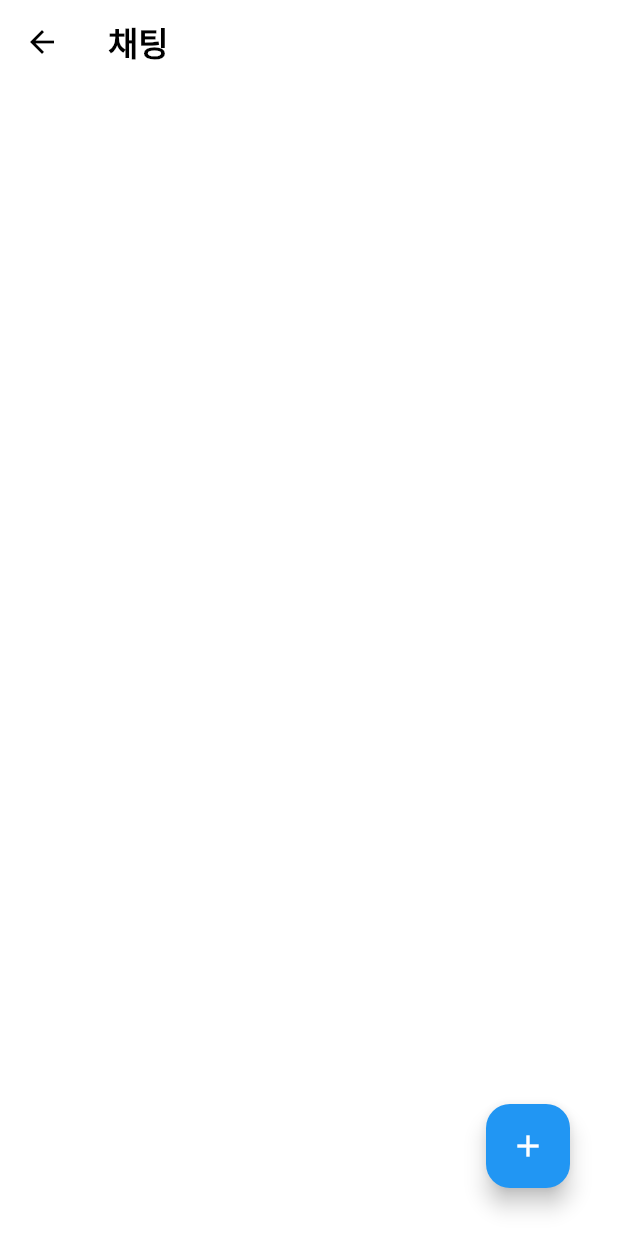
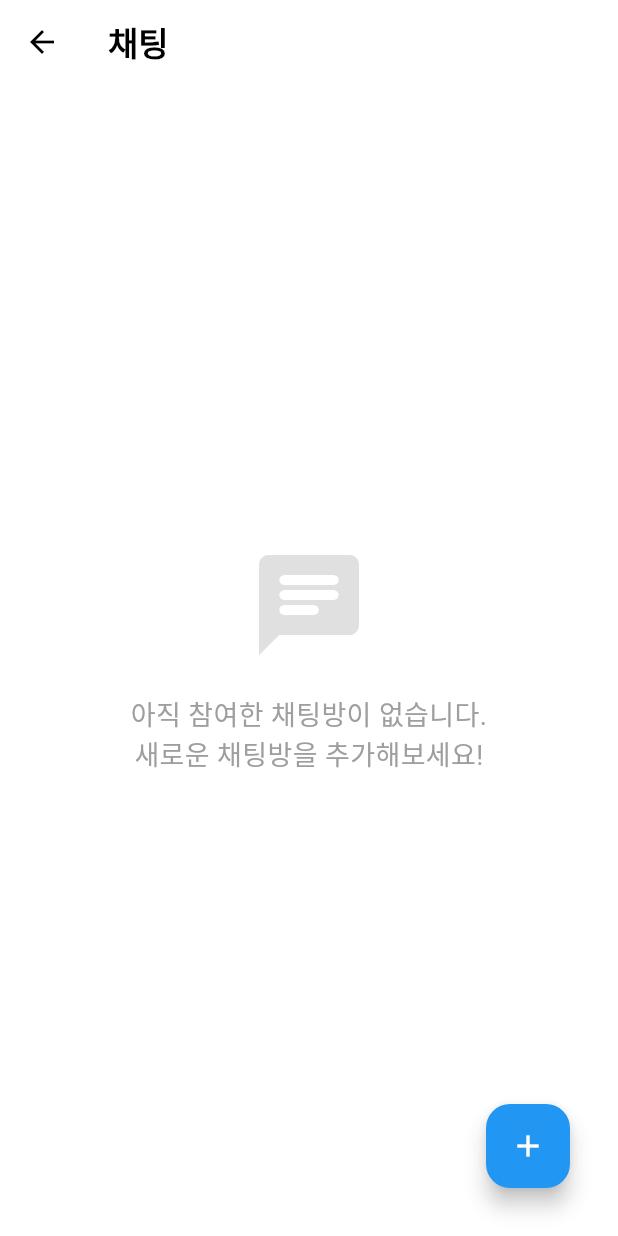
Before and after one commit to CSID-DGU/2024-02-CSC4004-3-1-FirstTeam, a Flutter app: the ChatRoomList screen opened directly, on a phone screen of 412 x 824 dp. Run offline on Flutter 3.47's test engine with Material 3 defaults, Android fonts, the phone set to English and light mode, and no system bars; our stand-ins replace cloud_firestore, firebase_auth, firebase_core; missing offline and left inert: omni_datetime_picker; accounts and stored records are empty.

Commit message:
feat: 참여한 채탱방이 없을 경우, 안내 배경 출력

```diff
--- a/schedscope/lib/pages/chat/chat_room_list.dart
+++ b/schedscope/lib/pages/chat/chat_room_list.dart
@@ -215,12 +215,35 @@ class _ChatRoomListState extends State<ChatRoomList> with RouteAware {
       body: Container(
         color: const Color(0xffffffff), // 배경색 변경
         padding: const EdgeInsets.all(10),
-        child: ListView.builder(
+        child: chatRooms.isEmpty
+            ? Center(
+                child: Column(
+                  mainAxisAlignment: MainAxisAlignment.center,
+                  children: [
+                    Icon(
+                      Icons.chat_rounded,
+                      size: 80,
+                      color: Colors.grey[300],
+                    ),
+                    const SizedBox(height: 20),
+                    const Text(
+                      '아직 참여한 채팅방이 없습니다.\n새로운 채팅방을 추가해보세요!',
+                      textAlign: TextAlign.center,
+                      style: TextStyle(
+                        fontSize: 18,
+                        color: Colors.grey,
+                      ),
+                    ),
+                  ],
+                ),
+              )
+            : ListView.builder(
                 itemCount: chatRooms.length,
                 itemBuilder: (context, index) {
                   final chatRoom = chatRooms[index];
                   return Container(
-              margin: const EdgeInsets.symmetric(vertical: 5), // 위아래 간격 추가
+                    margin:
+                        const EdgeInsets.symmetric(vertical: 5), // 위아래 간격 추가
                     child: ListTile(
                       contentPadding: const EdgeInsets.symmetric(
                           vertical: 10, horizontal: 15), // 패딩 추가
@@ -249,7 +272,8 @@ class _ChatRoomListState extends State<ChatRoomList> with RouteAware {
                           const SizedBox(width: 4), // 아이콘과 텍스트 사이의 간격
                           Text(
                             '${chatRoom['participants']}명', // 참여자 수를 오른쪽에 표시
-                      style: const TextStyle(fontSize: 14, color: Colors.grey),
+                            style: const TextStyle(
+                                fontSize: 14, color: Colors.grey),
                           ),
                         ],
                       ),
@@ -258,7 +282,8 @@ class _ChatRoomListState extends State<ChatRoomList> with RouteAware {
                         Navigator.push(
                           context,
                           MaterialPageRoute(
-                      builder: (context) => ChatRoomScreen(chatRoom: chatRoom),
+                            builder: (context) =>
+                                ChatRoomScreen(chatRoom: chatRoom),
                           ),
                         );
                       },
@@ -296,7 +321,7 @@ class _ChatRoomListState extends State<ChatRoomList> with RouteAware {
                     onPressed: () {
                       _joinChatRoom(context);
                     },
-                    child: const Text('새 채팅 참여하기'),
+                    child: const Text('채팅방 참여하기'),
                   ),
                   const SizedBox(height: 10), // 버튼 사이의 간격
                 ],
```
Lines whose indentation alone changed are shown as unchanged.
